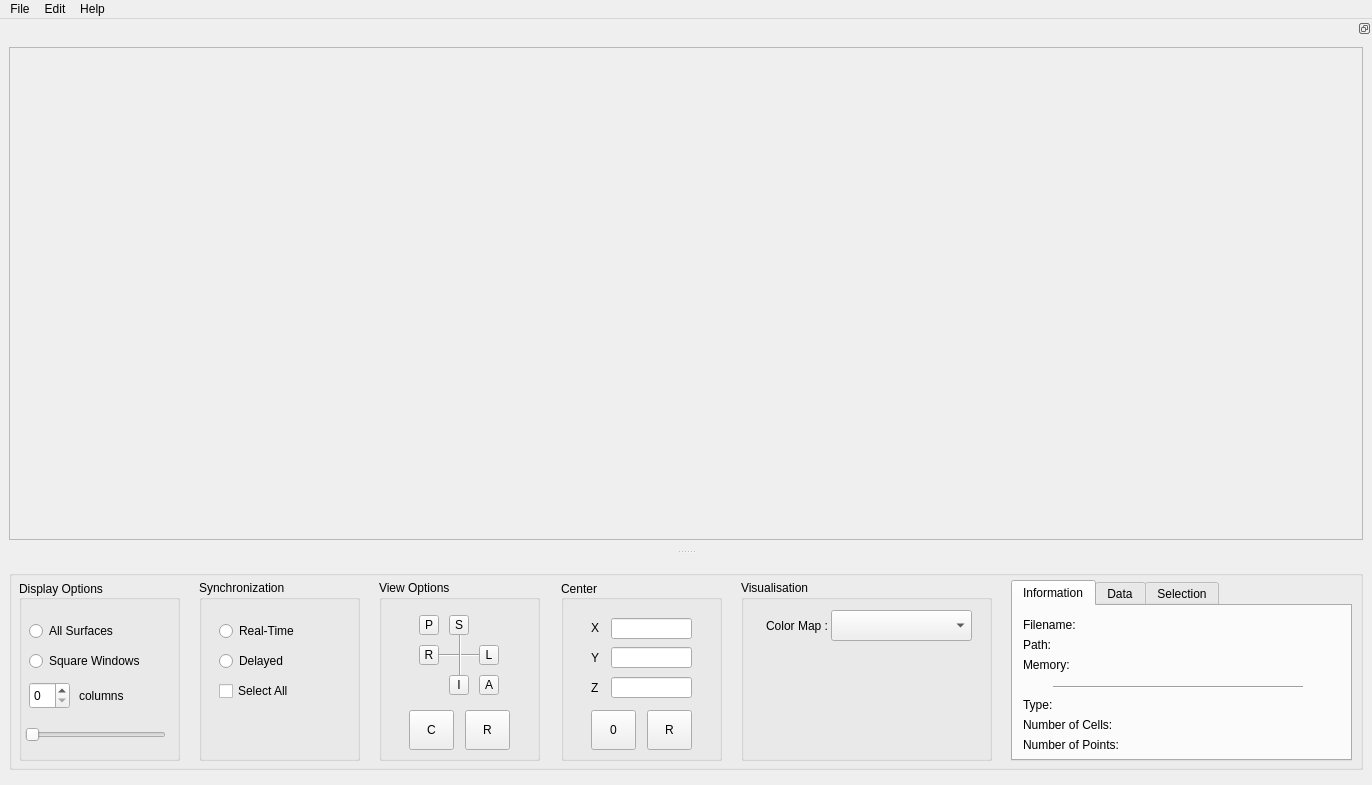
Before: the Qt Designer form ShapePopulationViewer.ui in NIRALUser/ShapePopulationViewer, drawn with Qt 5.
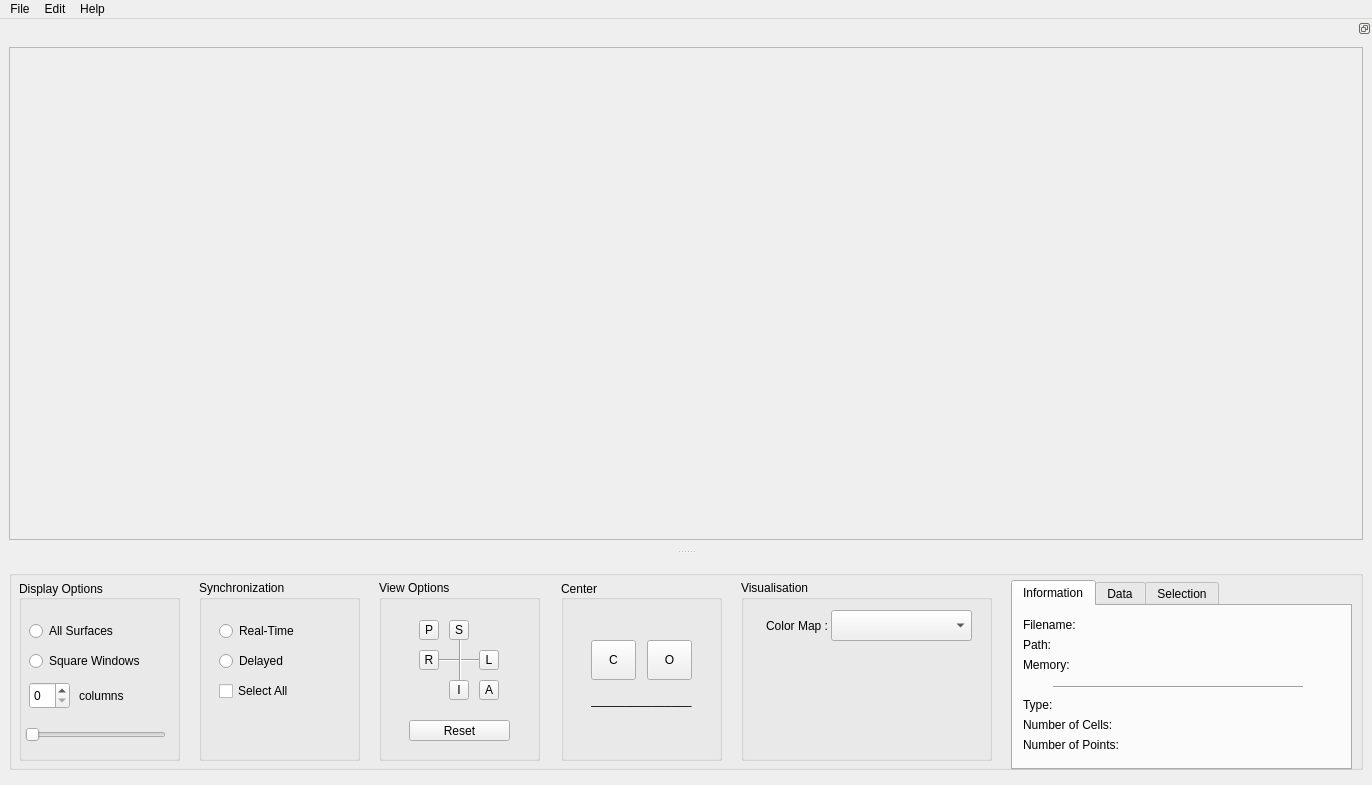
After: the same form once the commit is applied. Icons and pictures are not drawn.

Commit message:
Center options enhanced
NEW : add reset_center to put back the meshes to their origin
NEW : display if the mesh is centered or at his original position

```diff
--- a/ShapePopulationViewer.ui
+++ b/ShapePopulationViewer.ui
@@ -195,99 +195,46 @@
        <property name="alignment">
         <set>Qt::AlignLeading|Qt::AlignLeft|Qt::AlignVCenter</set>
        </property>
-       <widget class="QLineEdit" name="lineEdit_CENTER_X">
+       <widget class="QLabel" name="label_CENTER">
         <property name="geometry">
          <rect>
-          <x>50</x>
-          <y>38</y>
-          <width>81</width>
-          <height>21</height>
+          <x>10</x>
+          <y>110</y>
+          <width>141</width>
+          <height>20</height>
          </rect>
         </property>
-       </widget>
-       <widget class="QLineEdit" name="lineEdit_CENTER_Y">
-        <property name="geometry">
-         <rect>
-          <x>50</x>
-          <y>67</y>
-          <width>81</width>
-          <height>21</height>
-         </rect>
-        </property>
-       </widget>
-       <widget class="QLineEdit" name="lineEdit_CENTER_Z">
-        <property name="geometry">
-         <rect>
-          <x>50</x>
-          <y>97</y>
-          <width>81</width>
-          <height>21</height>
-         </rect>
-        </property>
-       </widget>
-       <widget class="QLabel" name="label_CENTER_X">
-        <property name="geometry">
-         <rect>
-          <x>30</x>
-          <y>40</y>
-          <width>16</width>
-          <height>16</height>
-         </rect>
-        </property>
         <property name="text">
-         <string>X</string>
+         <string>_______________</string>
         </property>
-       </widget>
-       <widget class="QLabel" name="label_CENTER_Y">
-        <property name="geometry">
-         <rect>
-          <x>30</x>
-          <y>70</y>
-          <width>16</width>
-          <height>16</height>
-         </rect>
-        </property>
-        <property name="text">
-         <string>Y</string>
-        </property>
-       </widget>
-       <widget class="QLabel" name="label_CENTER_Z">
-        <property name="geometry">
-         <rect>
-          <x>30</x>
-          <y>100</y>
-          <width>16</width>
-          <height>16</height>
-         </rect>
-        </property>
-        <property name="text">
-         <string>Z</string>
+        <property name="alignment">
+         <set>Qt::AlignCenter</set>
         </property>
        </widget>
        <widget class="QToolButton" name="toolButton_CENTER_origin">
         <property name="geometry">
          <rect>
           <x>30</x>
-          <y>130</y>
+          <y>60</y>
           <width>45</width>
           <height>40</height>
          </rect>
         </property>
         <property name="text">
-         <string>0</string>
+         <string>C</string>
         </property>
        </widget>
        <widget class="QToolButton" name="toolButton_CENTER_reset">
         <property name="geometry">
          <rect>
           <x>86</x>
-          <y>130</y>
+          <y>60</y>
           <width>45</width>
           <height>40</height>
          </rect>
         </property>
         <property name="text">
-         <string>R</string>
+         <string>O</string>
         </property>
        </widget>
       </widget>
@@ -297,7 +244,7 @@
          <x>1002</x>
          <y>10</y>
          <width>341</width>
-         <height>181</height>
+         <height>190</height>
         </rect>
        </property>
        <property name="currentIndex">
@@ -564,7 +511,7 @@
         <property name="geometry">
          <rect>
           <x>70</x>
-          <y>35</y>
+          <y>40</y>
           <width>20</width>
           <height>20</height>
          </rect>
@@ -595,7 +542,7 @@
         <property name="geometry">
          <rect>
           <x>100</x>
-          <y>65</y>
+          <y>70</y>
           <width>20</width>
           <height>20</height>
          </rect>
@@ -626,7 +573,7 @@
         <property name="geometry">
          <rect>
           <x>70</x>
-          <y>95</y>
+          <y>100</y>
           <width>20</width>
           <height>20</height>
          </rect>
@@ -657,7 +604,7 @@
         <property name="geometry">
          <rect>
           <x>40</x>
-          <y>65</y>
+          <y>70</y>
           <width>20</width>
           <height>20</height>
          </rect>
@@ -688,7 +635,7 @@
         <property name="geometry">
          <rect>
           <x>40</x>
-          <y>35</y>
+          <y>40</y>
           <width>20</width>
           <height>20</height>
          </rect>
@@ -719,7 +666,7 @@
         <property name="geometry">
          <rect>
           <x>100</x>
-          <y>95</y>
+          <y>100</y>
           <width>20</width>
           <height>20</height>
          </rect>
@@ -750,7 +697,7 @@
         <property name="geometry">
          <rect>
           <x>47</x>
-          <y>65</y>
+          <y>70</y>
           <width>61</width>
           <height>20</height>
          </rect>
@@ -763,7 +710,7 @@
         <property name="geometry">
          <rect>
           <x>80</x>
-          <y>45</y>
+          <y>50</y>
           <width>3</width>
           <height>61</height>
          </rect>
@@ -772,30 +719,17 @@
          <enum>Qt::Vertical</enum>
         </property>
        </widget>
-       <widget class="QToolButton" name="toolButton_VIEW_reset">
-        <property name="geometry">
-         <rect>
-          <x>86</x>
-          <y>130</y>
-          <width>45</width>
-          <height>40</height>
-         </rect>
-        </property>
-        <property name="text">
-         <string>R</string>
-        </property>
-       </widget>
-       <widget class="QToolButton" name="toolButton_VIEX_camera">
+       <widget class="QPushButton" name="pushButton_VIEW_reset">
         <property name="geometry">
          <rect>
           <x>30</x>
-          <y>130</y>
-          <width>45</width>
-          <height>40</height>
+          <y>140</y>
+          <width>101</width>
+          <height>21</height>
          </rect>
         </property>
         <property name="text">
-         <string>C</string>
+         <string>Reset</string>
         </property>
        </widget>
        <zorder>line_VIEW_hori</zorder>
```
Left out of the diff: 12 changed lines with no effect on the pictures. The commit also changes 2 other files.
